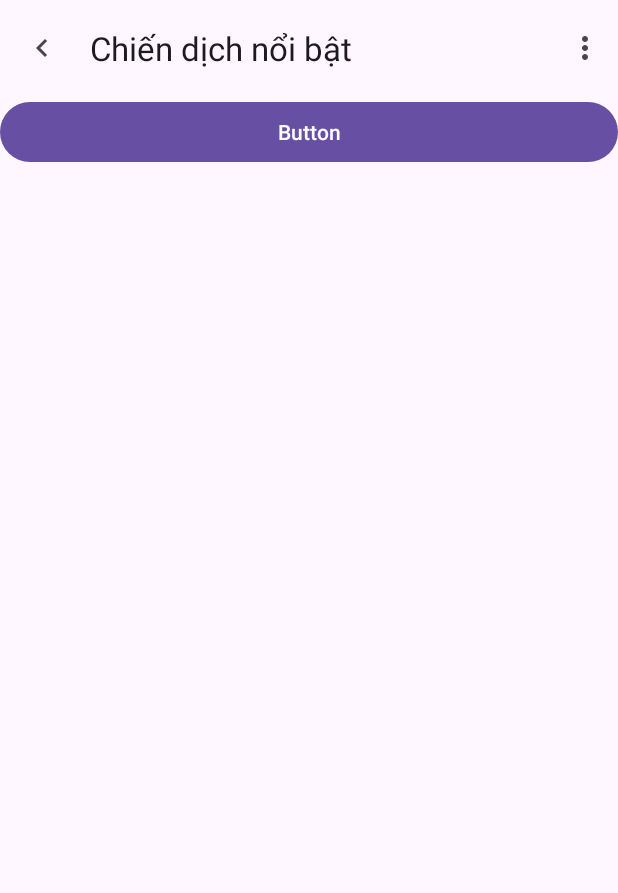
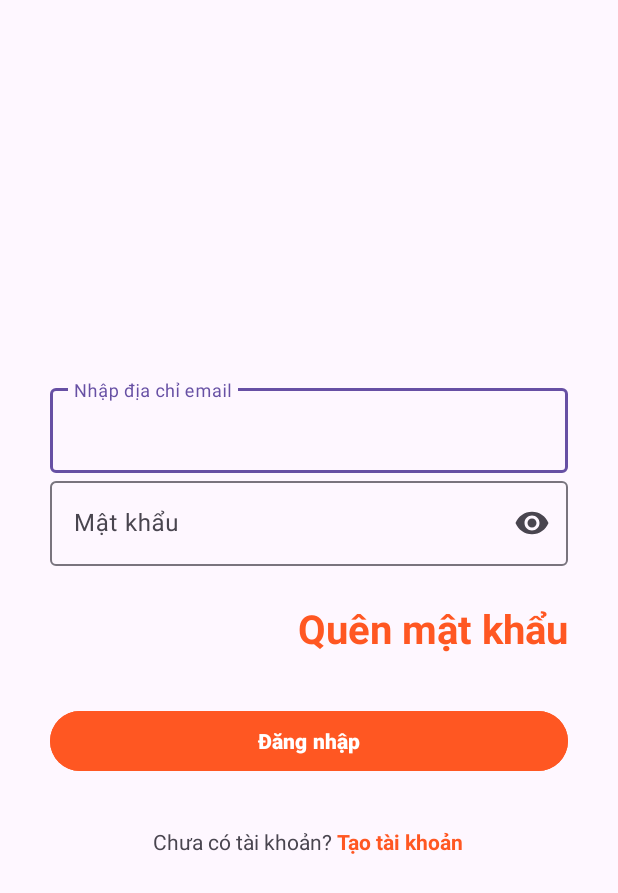
Before and after one commit to Nhung-cau-be/sitoapplication, an Android app: the screen it shows after launch (ListCampaignActivity before the commit, SignInActivity after it), on a phone screen of 412 x 824 dp. Shown: the top 893 px of the screen. Run offline under Robolectric (Android 15) with nearby library versions, the phone set to English and light mode, and no system bars; our stand-ins replace Firebase (no records; nobody signed in at launch, a user with empty details on screens opened directly).

Commit message:
Add sign in and sign up
bla bla bla

```diff
--- a/app/build.gradle.kts
+++ b/app/build.gradle.kts
@@ -1,6 +1,7 @@
 plugins {
     id("com.android.application")
     id("com.google.devtools.ksp")
+    id("com.google.gms.google-services")
 }
 
 android {
@@ -34,6 +35,7 @@ dependencies {
     implementation("androidx.appcompat:appcompat:1.6.1")
     implementation("com.google.android.material:material:1.11.0")
     implementation("androidx.constraintlayout:constraintlayout:2.1.4")
+    implementation("com.google.firebase:firebase-auth:22.3.1")
     testImplementation("junit:junit:4.13.2")
     androidTestImplementation("androidx.test.ext:junit:1.1.5")
     androidTestImplementation("androidx.test.espresso:espresso-core:3.5.1")
@@ -45,4 +47,7 @@ dependencies {
     androidTestImplementation("androidx.room:room-runtime:2.6.1")
     annotationProcessor("androidx.room:room-compiler:2.6.1")
     androidTestAnnotationProcessor("androidx.room:room-compiler:2.6.1")
+    implementation("androidx.credentials:credentials:1.3.0-alpha01")
+    implementation("com.google.android.material:material:1.11.0")
+    implementation("androidx.credentials:credentials-play-services-auth:1.3.0-alpha01")
 }
--- a/app/src/main/java/com/example/sitoapplication/MainActivity.java
+++ b/app/src/main/java/com/example/sitoapplication/MainActivity.java
@@ -5,8 +5,7 @@ import androidx.appcompat.app.AppCompatActivity;
 import android.content.Intent;
 import android.os.Bundle;
 
-import com.example.sitoapplication.controller.CreateCampaignActivity;
-import com.example.sitoapplication.controller.ListCampaignActivity;
+import com.example.sitoapplication.controller.SignInActivity;
 
 public class MainActivity extends AppCompatActivity {
 
@@ -15,7 +14,7 @@ public class MainActivity extends AppCompatActivity {
         super.onCreate(savedInstanceState);
         setContentView(R.layout.activity_main);
 
-        Intent intent = new Intent(this, ListCampaignActivity.class);
+        Intent intent = new Intent(this, SignInActivity.class);
         startActivity(intent);
     }
 }
--- a/app/src/main/java/com/example/sitoapplication/controller/adapter/CampaignArrayAdapter.java
+++ b/app/src/main/java/com/example/sitoapplication/adapter/CampaignArrayAdapter.java
@@ -1,4 +1,4 @@
-package com.example.sitoapplication.controller.adapter;
+package com.example.sitoapplication.adapter;
 
 import android.app.Activity;
 import android.view.LayoutInflater;
@@ -12,7 +12,7 @@ import androidx.annotation.NonNull;
 import androidx.annotation.Nullable;
 
 import com.example.sitoapplication.R;
-import com.example.sitoapplication.entity.Campaign;
+import com.example.sitoapplication.database.entity.Campaign;
 
 import java.util.ArrayList;
 import java.util.List;
--- a/app/src/main/java/com/example/sitoapplication/controller/CreateCampaignActivity.java
+++ b/app/src/main/java/com/example/sitoapplication/controller/CreateCampaignActivity.java
@@ -12,9 +12,7 @@ import androidx.lifecycle.ViewModelProvider;
 
 import com.example.sitoapplication.R;
 import com.example.sitoapplication.model.CampaignViewModel;
-import com.example.sitoapplication.repository.database.AppDatabase;
-import com.example.sitoapplication.repository.database.dao.CampaignDao;
-import com.example.sitoapplication.entity.Campaign;
+import com.example.sitoapplication.database.entity.Campaign;
 
 public class CreateCampaignActivity extends AppCompatActivity {
     private CampaignViewModel campaignViewModel;
--- a/app/src/main/java/com/example/sitoapplication/controller/ListCampaignActivity.java
+++ b/app/src/main/java/com/example/sitoapplication/controller/ListCampaignActivity.java
@@ -2,15 +2,13 @@ package com.example.sitoapplication.controller;
 
 import android.content.Intent;
 import android.os.Bundle;
-import android.view.MenuItem;
 import android.widget.ListView;
 
 import androidx.appcompat.app.AppCompatActivity;
-import androidx.appcompat.widget.Toolbar;
 import androidx.lifecycle.ViewModelProvider;
 
 import com.example.sitoapplication.R;
-import com.example.sitoapplication.controller.adapter.CampaignArrayAdapter;
+import com.example.sitoapplication.adapter.CampaignArrayAdapter;
 import com.example.sitoapplication.model.CampaignViewModel;
 import com.google.android.material.appbar.MaterialToolbar;
 
--- /dev/null
+++ b/app/src/main/java/com/example/sitoapplication/controller/SignInActivity.java
@@ -0,0 +1,85 @@
+package com.example.sitoapplication.controller;
+
+import androidx.annotation.NonNull;
+import androidx.appcompat.app.AppCompatActivity;
+
+import android.content.Intent;
+import android.os.Bundle;
+import android.view.View;
+import android.widget.Button;
+import android.widget.TextView;
+import android.widget.Toast;
+
+import com.example.sitoapplication.R;
+import com.google.android.gms.tasks.OnCompleteListener;
+import com.google.android.gms.tasks.Task;
+import com.google.android.material.textfield.TextInputEditText;
+import com.google.firebase.auth.AuthResult;
+import com.google.firebase.auth.FirebaseAuth;
+
+public class SignInActivity extends AppCompatActivity {
+
+    private TextInputEditText txtEmail, txtPassword;
+    private Button btnSignIn;
+    private TextView txtCreateAccount;
+    private FirebaseAuth mAuth;
+
+    @Override
+    protected void onCreate(Bundle savedInstanceState) {
+        super.onCreate(savedInstanceState);
+        setContentView(R.layout.sign_in);
+
+        txtEmail = findViewById(R.id.txtEmail);
+        txtPassword = findViewById(R.id.txtPassword);
+        btnSignIn = findViewById(R.id.btnSignIn);
+        txtCreateAccount = findViewById(R.id.txtCreateAccount);
+
+        mAuth = FirebaseAuth.getInstance();
+        btnSignIn.setOnClickListener(new View.OnClickListener() {
+            @Override
+            public void onClick(View v) {
+                signIn();
+//                Account account = new Account(txtEmail.getText().toString().trim(),txtPassword.getText().toString().trim());
+//
+//                if(account.loginSuccess()) {
+//                    Intent intent = new Intent(SignInActivity.this, ListCampaignActivity.class);
+//                    startActivity(intent);
+//                }
+            }
+        });
+
+        txtCreateAccount.setOnClickListener(new View.OnClickListener() {
+            @Override
+            public void onClick(View v) {
+                Intent intent = new Intent(SignInActivity.this,SignUpActivity.class);
+                startActivity(intent);
+            }
+        });
+    }
+
+    public void signIn() {
+        String email = txtEmail.getText().toString().trim();
+        String password = txtPassword.getText().toString().trim();
+
+        if (email.isEmpty()) {
+            txtEmail.setError("Vui lòng nhập email");
+            txtEmail.requestFocus();
+        }
+        if (password.isEmpty()) {
+            txtPassword.setError("Vui lòng nhập mật khẩu");
+            txtPassword.requestFocus();
+        }
+        mAuth.signInWithEmailAndPassword(email,password).addOnCompleteListener(new OnCompleteListener<AuthResult>() {
+            @Override
+            public void onComplete(@NonNull Task<AuthResult> task) {
+                if(task.isSuccessful()) {
+                    Toast.makeText(getApplicationContext(), "Đăng nhập thành công",Toast.LENGTH_SHORT).show();
+                    Intent intent = new Intent(SignInActivity.this,ListCampaignActivity.class);
+                    startActivity(intent);
+                } else {
+                    Toast.makeText(getApplicationContext(), "Đăng nhập thất bại",Toast.LENGTH_SHORT).show();
+                }
+            }
+        });
+    }
+}
--- a/app/src/main/java/com/example/sitoapplication/repository/database/AppDatabase.java
+++ b/app/src/main/java/com/example/sitoapplication/database/AppDatabase.java
@@ -1,4 +1,4 @@
-package com.example.sitoapplication.repository.database;
+package com.example.sitoapplication.database;
 
 import android.content.Context;
 
@@ -6,8 +6,8 @@ import androidx.room.Database;
 import androidx.room.Room;
 import androidx.room.RoomDatabase;
 
-import com.example.sitoapplication.repository.database.dao.CampaignDao;
-import com.example.sitoapplication.entity.Campaign;
+import com.example.sitoapplication.database.dao.CampaignDao;
+import com.example.sitoapplication.database.entity.Campaign;
 
 import java.util.concurrent.ExecutorService;
 import java.util.concurrent.Executors;
--- a/app/src/main/java/com/example/sitoapplication/repository/database/dao/CampaignDao.java
+++ b/app/src/main/java/com/example/sitoapplication/database/dao/CampaignDao.java
@@ -1,4 +1,4 @@
-package com.example.sitoapplication.repository.database.dao;
+package com.example.sitoapplication.database.dao;
 
 import androidx.lifecycle.LiveData;
 import androidx.room.Dao;
@@ -6,7 +6,7 @@ import androidx.room.Insert;
 import androidx.room.OnConflictStrategy;
 import androidx.room.Query;
 
-import com.example.sitoapplication.entity.Campaign;
+import com.example.sitoapplication.database.entity.Campaign;
 
 import java.util.List;
 
--- a/app/src/main/java/com/example/sitoapplication/entity/Campaign.java
+++ b/app/src/main/java/com/example/sitoapplication/database/entity/Campaign.java
@@ -1,4 +1,4 @@
-package com.example.sitoapplication.entity;
+package com.example.sitoapplication.database.entity;
 
 import androidx.room.ColumnInfo;
 import androidx.room.Entity;
--- a/app/src/main/java/com/example/sitoapplication/model/CampaignViewModel.java
+++ b/app/src/main/java/com/example/sitoapplication/model/CampaignViewModel.java
@@ -5,7 +5,7 @@ import android.app.Application;
 import androidx.lifecycle.AndroidViewModel;
 import androidx.lifecycle.LiveData;
 
-import com.example.sitoapplication.entity.Campaign;
+import com.example.sitoapplication.database.entity.Campaign;
 import com.example.sitoapplication.repository.CampaignRepository;
 
 import java.util.List;
--- a/app/src/main/java/com/example/sitoapplication/repository/CampaignRepository.java
+++ b/app/src/main/java/com/example/sitoapplication/repository/CampaignRepository.java
@@ -4,9 +4,9 @@ import android.app.Application;
 
 import androidx.lifecycle.LiveData;
 
-import com.example.sitoapplication.repository.database.AppDatabase;
-import com.example.sitoapplication.repository.database.dao.CampaignDao;
-import com.example.sitoapplication.entity.Campaign;
+import com.example.sitoapplication.database.AppDatabase;
+import com.example.sitoapplication.database.dao.CampaignDao;
+import com.example.sitoapplication.database.entity.Campaign;
 
 import java.util.List;
 
--- /dev/null
+++ b/app/src/main/res/layout/sign_in.xml
@@ -0,0 +1,89 @@
+<?xml version="1.0" encoding="utf-8"?>
+<LinearLayout xmlns:android="http://schemas.android.com/apk/res/android"
+    xmlns:tools="http://schemas.android.com/tools"
+    android:layout_width="match_parent"
+    android:layout_height="match_parent"
+    xmlns:app="http://schemas.android.com/apk/res-auto"
+    android:orientation="vertical">
+
+    <LinearLayout
+        android:layout_width="match_parent"
+        android:layout_height="0dp"
+        android:layout_weight="1"
+        android:orientation="vertical"
+        android:gravity="center"
+        tools:ignore="UselessParent">
+
+        <com.google.android.material.textfield.TextInputLayout
+            android:layout_width="match_parent"
+            android:layout_height="wrap_content"
+            android:hint="Nhập địa chỉ email"
+            app:endIconMode="clear_text"
+            android:layout_marginHorizontal="50px">
+
+            <com.google.android.material.textfield.TextInputEditText
+                android:id="@+id/txtEmail"
+                android:layout_width="match_parent"
+                android:layout_height="wrap_content"
+                android:textColorHint="#546E7A"
+                android:inputType="textEmailAddress"/>
+        </com.google.android.material.textfield.TextInputLayout>
+
+        <com.google.android.material.textfield.TextInputLayout
+            android:layout_width="match_parent"
+            android:layout_height="wrap_content"
+            android:hint="Mật khẩu"
+            app:endIconMode="password_toggle"
+            android:layout_marginHorizontal="50px">
+
+            <com.google.android.material.textfield.TextInputEditText
+                android:layout_width="match_parent"
+                android:id="@+id/txtPassword"
+                android:layout_height="wrap_content"
+                android:inputType="textPassword"
+                tools:ignore="TextContrastCheck" />
+        </com.google.android.material.textfield.TextInputLayout>
+
+        <TextView
+            android:layout_marginTop="35px"
+            android:id="@+id/txtForgetPassWord"
+            android:layout_width="wrap_content"
+            android:layout_height="wrap_content"
+            android:text="Quên mật khẩu"
+            android:textSize="40px"
+            android:textStyle="bold"
+            android:layout_gravity="end"
+            android:layout_marginBottom="50px"
+            android:layout_marginRight="50px"
+            android:textColor="#FF5722"/>
+
+        <Button
+            android:layout_marginHorizontal="50px"
+            android:layout_width="match_parent"
+            android:layout_height="wrap_content"
+            android:text="Đăng nhập"
+            android:textStyle="bold"
+            android:backgroundTint="#FF5722"
+            android:id="@+id/btnSignIn"
+            />
+
+        <LinearLayout
+            android:layout_width="wrap_content"
+            android:layout_height="wrap_content"
+            android:layout_marginTop="50px">
+            <TextView
+                android:layout_width="wrap_content"
+                android:layout_height="wrap_content"
+                android:text="Chưa có tài khoản? "/>
+            <TextView
+                android:layout_width="wrap_content"
+                android:layout_height="wrap_content"
+                android:text="Tạo tài khoản"
+                android:textStyle="bold"
+                android:textColor="#FF5722"
+                android:id="@+id/txtCreateAccount"/>
+        </LinearLayout>
+
+    </LinearLayout>
+
+</LinearLayout>
--- a/build.gradle.kts
+++ b/build.gradle.kts
@@ -1,3 +1,8 @@
+buildscript {
+    dependencies {
+        classpath("com.google.gms:google-services:4.4.1")
+    }
+}
 // Top-level build file where you can add configuration options common to all sub-projects/modules.
 plugins {
     id("com.android.application") version "8.2.2" apply false
```
Also changed, not shown: app/src/main/AndroidManifest.xml (+8 -0 lines), app/src/main/java/com/example/sitoapplication/controller/SignUpActivity.java (added, +87 -0 lines), app/src/main/java/com/example/sitoapplication/database/entity/Account.java (added, +33 -0 lines), app/src/main/res/layout/sign_up.xml (added, +91 -0 lines), 1 other file.
